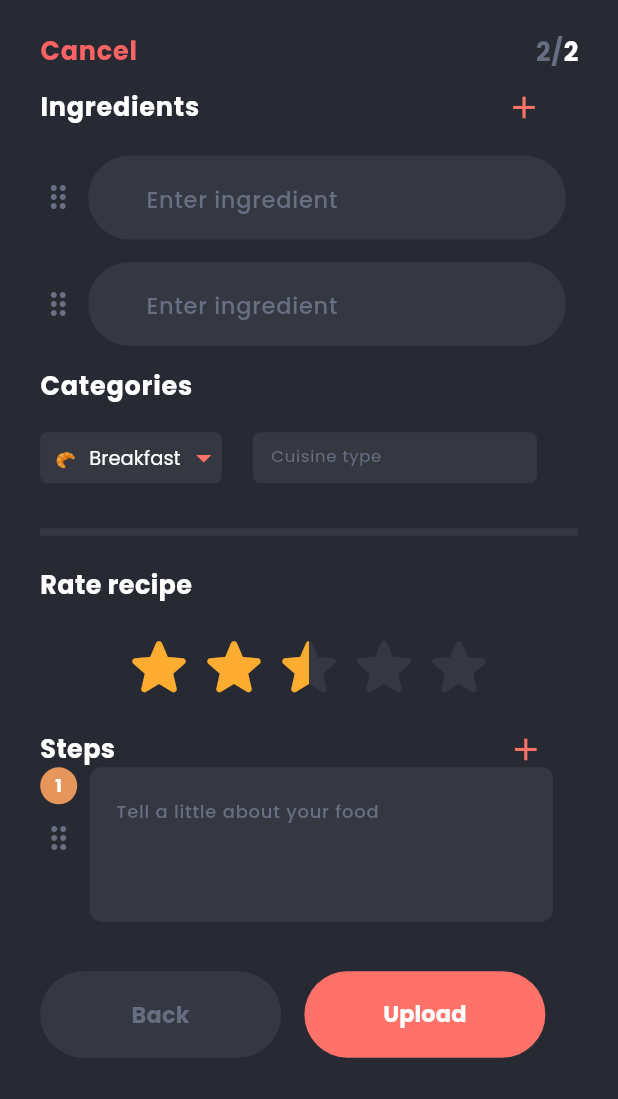
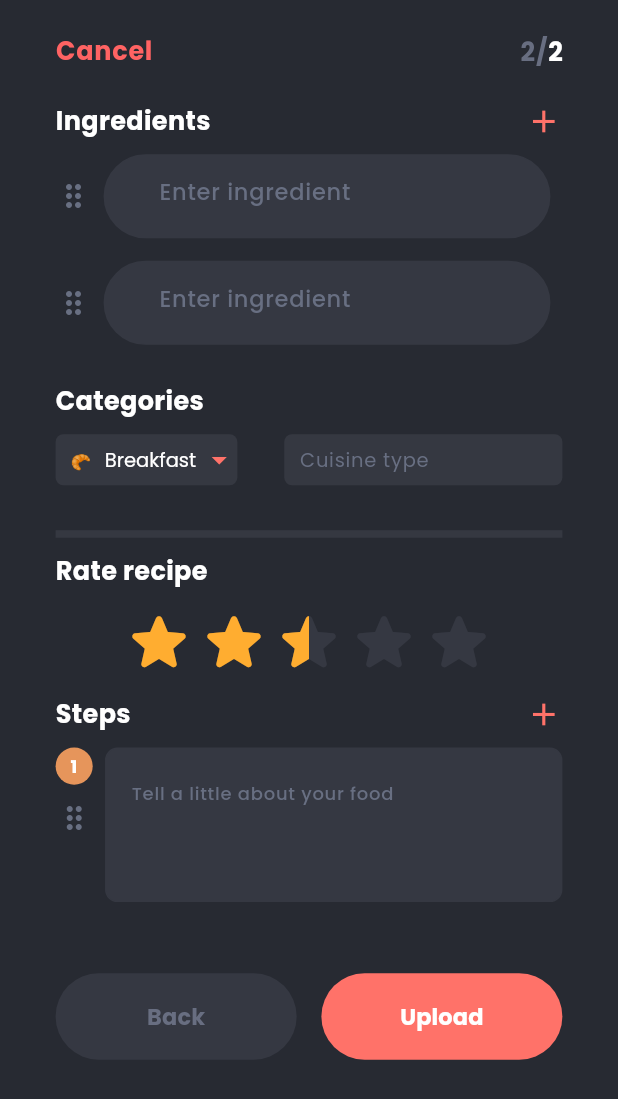
Before and after one commit to NouranAlSharawneh/appebite, a Flutter app: the UploadRecipePage2 screen opened directly with empty values, on a phone screen of 412 x 824 dp. Shown: the top 1099 px of the screen. Run offline on Flutter 3.47's test engine with Material 3 defaults, Android fonts, the phone set to English and light mode, and no system bars; drawn by our look-alikes of flutter_rating_bar; our stand-ins replace cloud_firestore, firebase_auth, firebase_core, firebase_storage, flutter_neumorphic, flutter_spinkit and 4 more; accounts and stored records are empty.

Commit message:
Margin fixed

```diff
--- a/lib/pages/uploadRecipe/upload_recipe_page_2.dart
+++ b/lib/pages/uploadRecipe/upload_recipe_page_2.dart
@@ -95,15 +95,14 @@ class _UploadRecipePage2State extends State<UploadRecipePage2> {
     double fem = MediaQuery.of(context).size.width / baseWidth;
     double ffem = fem * 0.97;
 
-    return SafeArea(
-      child: Scaffold(
-        backgroundColor: const Color(0xff272a32),
-        body: SingleChildScrollView(
+    return Scaffold(
+      backgroundColor: const Color(0xff272a32),
+      body: SafeArea(
+        child: SingleChildScrollView(
           child: SizedBox(
             width: double.infinity,
             child: Container(
-              // adjust
-              padding: EdgeInsets.symmetric(horizontal: 26 * fem),
+              padding: EdgeInsets.symmetric(horizontal: 36 * fem),
               width: double.infinity,
               decoration: const BoxDecoration(
                 color: Color(0xff272a32),
@@ -117,28 +116,26 @@ class _UploadRecipePage2State extends State<UploadRecipePage2> {
                     child: Column(
                       crossAxisAlignment: CrossAxisAlignment.start,
                       children: [
-                        Container(
-                          margin: EdgeInsets.fromLTRB(0 * fem, 0 * fem, 4 * fem, 19 * fem),
+                        SizedBox(
                           width: double.infinity,
                           child: Row(
                             crossAxisAlignment: CrossAxisAlignment.center,
                             children: [
                               Container(
-                                margin: EdgeInsets.fromLTRB(0 * fem, 0 * fem, 198 * fem, 0 * fem),
+                                margin: EdgeInsets.symmetric(vertical: 10*fem),
                                 child: Text(
                                   'Ingredients',
                                   style: GoogleFonts.poppins(
                                     fontSize: 17 * ffem,
                                     fontWeight: FontWeight.w700,
-                                    letterSpacing: 0.5 * fem,
                                     color: const Color(0xffffffff),
                                   ),
                                 ),
                               ),
+                              const Spacer(),
                               GestureDetector(
                                 onTap: addIngredientField,
-                                child: Container(
-                                  margin: EdgeInsets.fromLTRB(0 * fem, 1 * fem, 0 * fem, 0 * fem),
+                                child: SizedBox(
                                   width: 24 * fem,
                                   height: 24 * fem,
                                   child: Icon(
--- a/lib/pages/uploadRecipe/widgets/page_2/add_ingredient_field.dart
+++ b/lib/pages/uploadRecipe/widgets/page_2/add_ingredient_field.dart
@@ -81,13 +81,6 @@ class _AddIngredientPageState extends State<AddIngredientPage> {
         return confirmed;
       },
       onDismissed: (DismissDirection direction) {
-        // Handle ingredient deletion here
-        // You can call a function or perform deletion based on user confirmation
-        // For example:
-        // if (direction == DismissDirection.endToStart) {
-        //   // User confirmed deletion, perform deletion logic
-        //   deleteIngredient();
-        // }
       },
       background: Container(
         color: const Color(0xffff7269),
@@ -106,7 +99,7 @@ class _AddIngredientPageState extends State<AddIngredientPage> {
           crossAxisAlignment: CrossAxisAlignment.center,
           children: [
             Container(
-              margin: const EdgeInsets.fromLTRB(0, 0, 8, 0),
+              margin: const EdgeInsets.only(right: 8),
               width: 24,
               height: 24,
               child: const Icon(
@@ -117,7 +110,7 @@ class _AddIngredientPageState extends State<AddIngredientPage> {
             ),
             Expanded(
               child: Container(
-                padding: const EdgeInsets.fromLTRB(21.65, 5, 21.65, 0),
+                padding: const EdgeInsets.symmetric(horizontal:20, ),
                 height: double.infinity,
                 decoration: BoxDecoration(
                   border: Border.all(color: const Color(0xff353842)),
@@ -129,7 +122,6 @@ class _AddIngredientPageState extends State<AddIngredientPage> {
                   style: GoogleFonts.poppins(
                     fontSize: 15,
                     fontWeight: FontWeight.w500,
-                    height: 1.2,
                     color: const Color(0xffffffff),
                   ),
                   decoration: InputDecoration(
@@ -140,7 +132,6 @@ class _AddIngredientPageState extends State<AddIngredientPage> {
                     hintStyle: GoogleFonts.poppins(
                       fontSize: 15,
                       fontWeight: FontWeight.w500,
-                      height: 1.2125,
                       color: const Color(0xff686f82),
                     ),
                   ),
--- a/lib/pages/uploadRecipe/widgets/page_2/upload_recipe_categories.dart
+++ b/lib/pages/uploadRecipe/widgets/page_2/upload_recipe_categories.dart
@@ -18,26 +18,23 @@ class UploadRecipeCategories extends StatelessWidget {
 
   @override
   Widget build(BuildContext context) {
-    return Container(
-      margin: EdgeInsets.fromLTRB(0 * fem, 0 * fem, 6 * fem, 0 * fem),
+    return SizedBox(
       width: double.infinity,
       child: Column(
         crossAxisAlignment: CrossAxisAlignment.start,
         children: [
           Container(
-            margin: EdgeInsets.fromLTRB(0 * fem, 0 * fem, 0 * fem, 18 * fem),
+          margin: EdgeInsets.symmetric(vertical: 10*fem),
             child: Text(
               'Categories',
               style: GoogleFonts.poppins(
                 fontSize: 17 * ffem,
                 fontWeight: FontWeight.w700,
-                letterSpacing: 0.5 * fem,
                 color: const Color(0xffffffff),
               ),
             ),
           ),
-          Container(
-            margin: EdgeInsets.fromLTRB(0 * fem, 0 * fem, 0 * fem, 0 * fem),
+          SizedBox(
             width: double.infinity,
             height: 33 * fem,
             child: Row(
@@ -45,17 +42,16 @@ class UploadRecipeCategories extends StatelessWidget {
               children: [
                 Container(
                   margin: EdgeInsets.fromLTRB(0 * fem, 0 * fem, 20 * fem, 0 * fem),
-                  height: double.infinity,
                   decoration: BoxDecoration(
                     color: const Color(0xff353841),
                     borderRadius: BorderRadius.circular(5 * fem),
                   ),
                   child: MealDropdown(onMealSelected: category),
                 ),
+                const Spacer(),
                 Container(
-                  padding: EdgeInsets.fromLTRB(11.74 * fem, 7.59 * fem, 11.74 * fem, 8.41 * fem),
-                  width: 184 * fem,
-                  height: double.infinity,
+                  padding: EdgeInsets.symmetric(horizontal: 10 * fem),
+                  width: 180 * fem,
                   decoration: BoxDecoration(
                     color: const Color(0xff353841),
                     borderRadius: BorderRadius.circular(5 * fem),
@@ -70,7 +66,7 @@ class UploadRecipeCategories extends StatelessWidget {
                     decoration: InputDecoration(
                       hintText: 'Cuisine type',
                       hintStyle: GoogleFonts.poppins(
-                        fontSize: 11 * ffem,
+                        fontSize: 13 * ffem,
                         fontWeight: FontWeight.w400,
                         color: const Color(0xff686f82),
                       ),
--- a/lib/pages/uploadRecipe/widgets/page_2/upload_recipe_form_button.dart
+++ b/lib/pages/uploadRecipe/widgets/page_2/upload_recipe_form_button.dart
@@ -54,7 +54,14 @@ class UploadFormButtons extends StatelessWidget {
         onConfirmBtnTap: () {
           Navigator.push(
               context,
-        MaterialPageRoute(builder: (context) => const LoginPage()),
+              PageRouteBuilder(
+                transitionDuration: Duration.zero,
+                pageBuilder: (context, animation, secondaryAnimation) =>
+                    FadeTransition(
+                  opacity: animation,
+                  child: const LoginPage(),
+                ),
+              ),
             );
         }
       );
@@ -65,20 +72,6 @@ class UploadFormButtons extends StatelessWidget {
     // Function to handle the upload of recipe details to Firestore
     Future<void> uploadRecipe() async {
   try {
-// Show loader
-    showDialog(
-      context: context,
-      barrierDismissible: false, // Prevent user from dismissing the dialog
-      builder: (BuildContext context) {
-        return const Center(
-          child: CircularProgressIndicator(
-            strokeWidth: 4.0,
-            valueColor: AlwaysStoppedAnimation<Color>(Color(0xffff7269)),
-          ), // Loader widget
-        );
-      },
-    );
-
     // Get the current user
     User? user = FirebaseAuth.instance.currentUser;
 
@@ -94,6 +87,20 @@ class UploadFormButtons extends StatelessWidget {
         );
         return; // Exit the function if any field is empty
       }
+
+      // Show loader
+      showDialog(
+        context: context,
+        barrierDismissible: false, // Prevent user from dismissing the dialog
+        builder: (BuildContext context) {
+          return const Center(
+            child: CircularProgressIndicator(
+              strokeWidth: 4.0,
+              valueColor: AlwaysStoppedAnimation<Color>(Color(0xffff7269)),
+            ), // Loader widget
+          );
+        },
+      );
 
       String imageUrl = ''; // Initialize imageUrl variable
 
@@ -129,12 +136,9 @@ class UploadFormButtons extends StatelessWidget {
       // Store steps in a List
       List<String> steps = stepControllers.map((controller) => controller.text).toList();
 
-
-      print(ingredients);
-      print(steps);
-
       // Hide loader after upload is complete
       Navigator.pop(context);
+
       // Displaying the dialog
       _showSuccessDialog(context);
 
@@ -171,15 +175,13 @@ class UploadFormButtons extends StatelessWidget {
 
 
     return Container(
-      margin: EdgeInsets.fromLTRB(0 * fem, 20 * fem, 0 * fem, 21 * fem),
+      margin: EdgeInsets.symmetric(vertical: 21 * fem),
       width: double.infinity,
       height: 56 * fem,
       child: Row(
         crossAxisAlignment: CrossAxisAlignment.center,
         children: [
-          Container(
-            margin: EdgeInsets.fromLTRB(0 * fem, 0 * fem, 15 * fem, 0 * fem),
-            child: TextButton(
+          TextButton(
             onPressed: () {
               Navigator.pop(context);
             },
@@ -203,7 +205,6 @@ class UploadFormButtons extends StatelessWidget {
                     style: GoogleFonts.poppins(
                       fontSize: 15 * ffem,
                       fontWeight: FontWeight.w700,
-                        height: 1.2 * ffem / fem,
                       color: const Color(0xff686e81),
                     ),
                   ),
@@ -211,7 +212,7 @@ class UploadFormButtons extends StatelessWidget {
               ),
             ),
           ),
-          ),
+          const Spacer(),
           TextButton(
             onPressed: uploadRecipe,
             style: TextButton.styleFrom(
@@ -231,7 +232,6 @@ class UploadFormButtons extends StatelessWidget {
                   style: GoogleFonts.poppins(
                     fontSize: 15 * ffem,
                     fontWeight: FontWeight.w700,
-                    height: 1.2125 * ffem / fem,
                     color: const Color(0xffffffff),
                   ),
                 ),
--- a/lib/pages/uploadRecipe/widgets/page_2/upload_recipe_rating.dart
+++ b/lib/pages/uploadRecipe/widgets/page_2/upload_recipe_rating.dart
@@ -21,13 +21,11 @@ class UploadRecipeRating extends StatelessWidget {
       child: Column(
         crossAxisAlignment: CrossAxisAlignment.start,
         children: [
-          Container(
-            margin: EdgeInsets.fromLTRB(0 * fem, 20 * fem, 0 * fem, 16 * fem),
-            child: Column(
+          Column(
             crossAxisAlignment: CrossAxisAlignment.start,
             children: [
               Container(
-                  margin: EdgeInsets.fromLTRB(0 * fem, 0 * fem, 0 * fem, 18 * fem),
+                margin: EdgeInsets.symmetric(vertical: 10*fem),
                 child: Text(
                   'Rate recipe ',
                   style: GoogleFonts.poppins(
@@ -58,7 +56,6 @@ class UploadRecipeRating extends StatelessWidget {
               ),
             ],
           ),
-          ),
         ],
       ),
     );
--- a/lib/pages/uploadRecipe/widgets/page_2/upload_recipe_steps.dart
+++ b/lib/pages/uploadRecipe/widgets/page_2/upload_recipe_steps.dart
@@ -25,7 +25,8 @@ class UploadRecipeSteps extends StatefulWidget {
 class _UploadRecipeStepsState extends State<UploadRecipeSteps> {
   @override
   Widget build(BuildContext context) {
-    return SizedBox(
+    return Container(
+      margin: EdgeInsets.symmetric(vertical: 10*widget.fem),
       width: double.infinity,
       child: Column(
         crossAxisAlignment: CrossAxisAlignment.start,
@@ -33,12 +34,12 @@ class _UploadRecipeStepsState extends State<UploadRecipeSteps> {
           Column(
             crossAxisAlignment: CrossAxisAlignment.start,
             children: [
-              Row(
+              Container(
+                margin: EdgeInsets.only(bottom: 10*widget.fem),
+                child: Row(
                   crossAxisAlignment: CrossAxisAlignment.center,
                   children: [
-                  Container(
-                    margin: EdgeInsets.only(right: 250 * widget.fem),
-                    child: Text(
+                    Text(
                       'Steps ',
                       style: GoogleFonts.poppins(
                         fontSize: 17 * widget.ffem,
@@ -46,7 +47,7 @@ class _UploadRecipeStepsState extends State<UploadRecipeSteps> {
                         color: const Color(0xffffffff),
                       ),
                     ),
-                  ),
+                    const Spacer(),
                     GestureDetector(
                       onTap: widget.addStepCallback,
                       child: SizedBox(
@@ -60,6 +61,7 @@ class _UploadRecipeStepsState extends State<UploadRecipeSteps> {
                       ),
                     ),
                   ],
+                ),
               ),
               ListView.builder(
                 shrinkWrap: true,
@@ -130,9 +132,9 @@ class _UploadRecipeStepsState extends State<UploadRecipeSteps> {
                         color: Colors.white,
                       ),
                     ),
-                    child: SizedBox(
+                    child: Container(
+                      margin: EdgeInsets.only(bottom: 15 * widget.fem),
                       width: double.infinity,
-                      height: 112 * widget.fem,
                       child: Row(
                         crossAxisAlignment: CrossAxisAlignment.start,
                         children: [
@@ -148,7 +150,7 @@ class _UploadRecipeStepsState extends State<UploadRecipeSteps> {
                                   height: 24 * widget.fem,
                                   decoration: BoxDecoration(
                                     color: const Color(0xffe6955b),
-                                    borderRadius: BorderRadius.circular(12 * widget.fem),
+                                    borderRadius: BorderRadius.circular(13 * widget.fem),
                                   ),
                                   child: Center(
                                     child: Text(
@@ -157,7 +159,6 @@ class _UploadRecipeStepsState extends State<UploadRecipeSteps> {
                                       style: GoogleFonts.poppins(
                                         fontSize: 12 * widget.ffem,
                                         fontWeight: FontWeight.w700,
-                                        height: 1.2125 * widget.ffem / widget.fem,
                                         color: const Color(0xffffffff),
                                       ),
                                     ),
@@ -175,7 +176,9 @@ class _UploadRecipeStepsState extends State<UploadRecipeSteps> {
                               ],
                             ),
                           ),
-                          Container(
+                          Flexible(
+                            flex: 1,
+                            child: Container(
                               padding: EdgeInsets.fromLTRB(16 * widget.fem, 5 * widget.fem, 0 * widget.fem, 16 * widget.fem),
                               width: 300 * widget.fem,
                               height: 100 * widget.fem,
@@ -187,10 +190,8 @@ class _UploadRecipeStepsState extends State<UploadRecipeSteps> {
                               child: TextField(
                                 controller: widget.stepsControllers[index],
                                 style: GoogleFonts.poppins(
-                                fontSize: 12 * widget.ffem,
+                                  fontSize: 13 * widget.ffem,
                                   fontWeight: FontWeight.w500,
-                                height: 1 * widget.ffem / widget.fem,
-                                letterSpacing: 0.5 * widget.fem,
                                   color: const Color(0xffffffff),
                                 ),
                                 decoration: InputDecoration(
@@ -198,11 +199,10 @@ class _UploadRecipeStepsState extends State<UploadRecipeSteps> {
                                   hintStyle: GoogleFonts.poppins(
                                     fontSize: 12 * widget.ffem,
                                     fontWeight: FontWeight.w500,
-                                  height: 1.2125 * widget.ffem / widget.fem,
-                                  letterSpacing: 0.5 * widget.fem,
                                     color: const Color(0xff686f82),
                                   ),
                                   border: InputBorder.none,
+                                ),
                               ),
                             ),
                           ),
```
Lines whose indentation alone changed are shown as unchanged.
